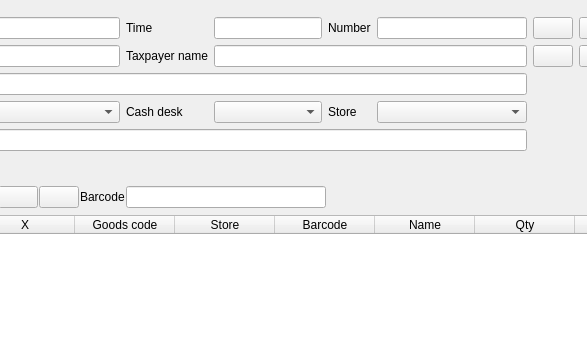
Old version of the form Forms/c5saledoc.ui in the repository End1-1/Cafe5; both pictures show x 137 to 724 and y 0 to 357 of the 1295 by 741 pixel window.
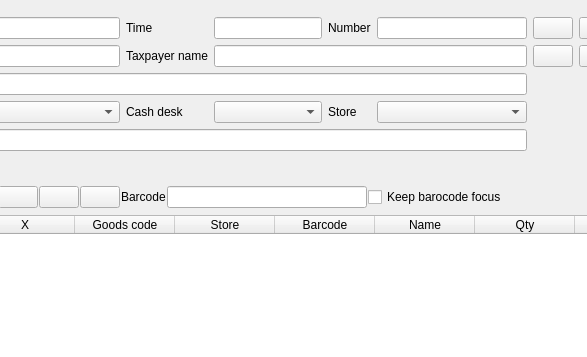
New version of the form. Icons and pictures are not drawn. Custom widgets are drawn as their Qt base class.

```diff
--- a/Forms/c5saledoc.ui
+++ b/Forms/c5saledoc.ui
@@ -635,6 +635,23 @@
         </property>
        </widget>
       </item>
+      <item>
+       <widget class="QPushButton" name="btnStock">
+        <property name="focusPolicy">
+         <enum>Qt::FocusPolicy::NoFocus</enum>
+        </property>
+        <property name="toolTip">
+         <string>New goods</string>
+        </property>
+        <property name="text">
+         <string/>
+        </property>
+        <property name="icon">
+         <iconset resource="../resources/res.qrc">
+          <normaloff>:/storeinput.png</normaloff>:/storeinput.png</iconset>
+        </property>
+       </widget>
+      </item>
       <item>
        <widget class="QLabel" name="label_13">
         <property name="text">
@@ -658,6 +675,13 @@
         </property>
        </widget>
       </item>
+      <item>
+       <widget class="QCheckBox" name="chKeepBarcodeFocus">
+        <property name="text">
+         <string>Keep barocode focus</string>
+        </property>
+       </widget>
+      </item>
       <item>
        <spacer name="horizontalSpacer_3">
         <property name="orientation">
```
